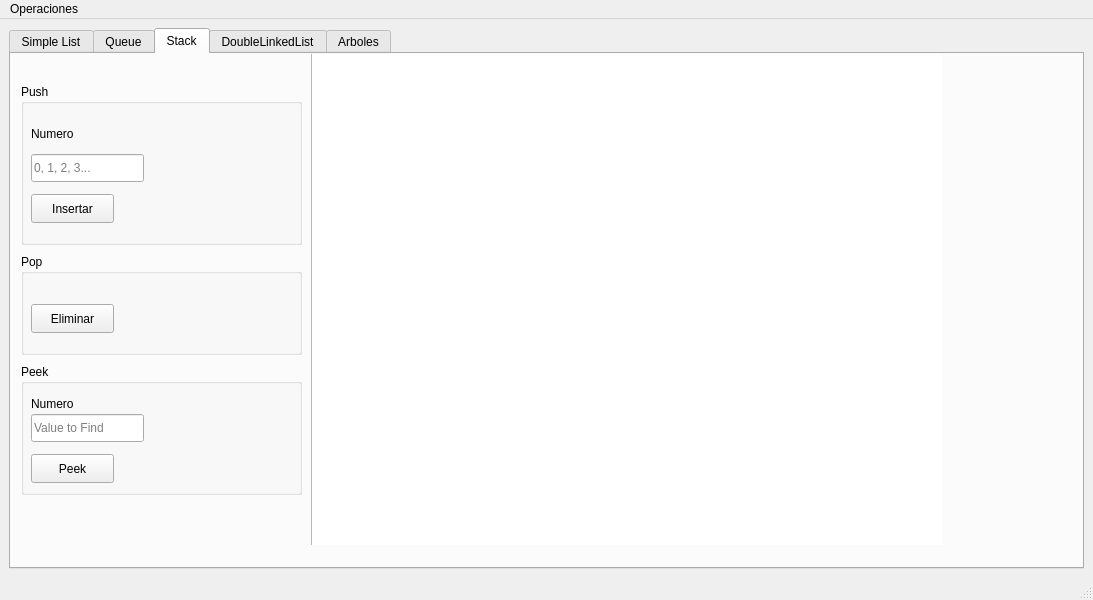
Before: the Qt Designer form EstructuraProyecto3/mainwindow.ui in camilaflores07/EstructuraProyecto, drawn with Qt 5.
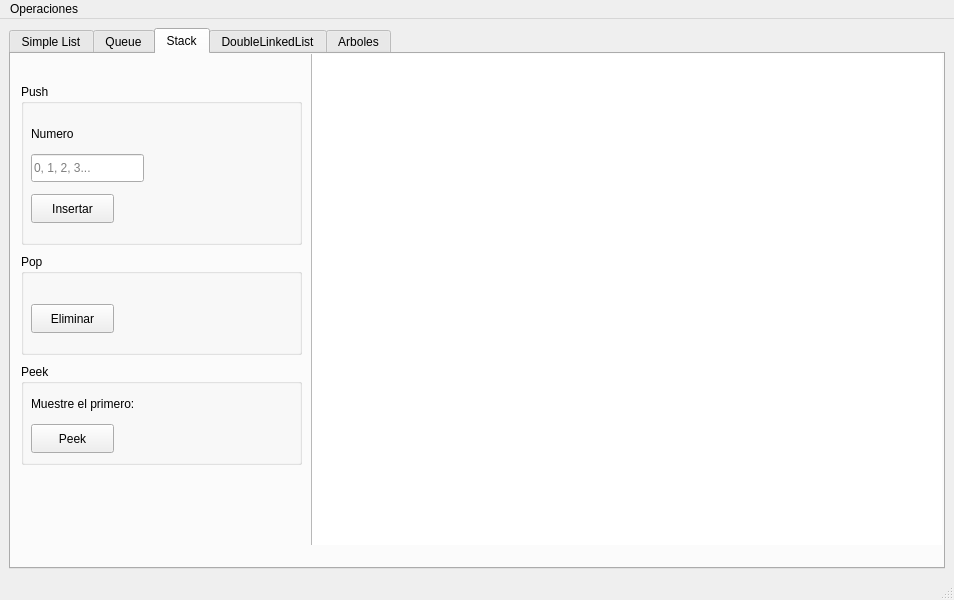
After: the same form once the commit is applied. The open tabs and pages were chosen to show the change.

Patch:
```diff
--- a/EstructuraProyecto3/mainwindow.ui
+++ b/EstructuraProyecto3/mainwindow.ui
@@ -6,7 +6,7 @@
    <rect>
     <x>0</x>
     <y>0</y>
-    <width>1093</width>
+    <width>954</width>
     <height>600</height>
    </rect>
   </property>
@@ -517,7 +517,7 @@
             <x>10</x>
             <y>310</y>
             <width>281</width>
-            <height>131</height>
+            <height>101</height>
            </rect>
           </property>
           <property name="title">
@@ -528,32 +528,19 @@
             <rect>
              <x>10</x>
              <y>30</y>
-             <width>63</width>
+             <width>141</width>
              <height>20</height>
             </rect>
            </property>
            <property name="text">
-            <string>Numero</string>
+            <string>Muestre el primero:</string>
            </property>
           </widget>
-          <widget class="QLineEdit" name="editFindValPeek">
+          <widget class="QPushButton" name="btnPeekStack">
            <property name="geometry">
             <rect>
              <x>10</x>
-             <y>50</y>
-             <width>113</width>
-             <height>28</height>
-            </rect>
-           </property>
-           <property name="placeholderText">
-            <string>Value to Find</string>
-           </property>
-          </widget>
-          <widget class="QPushButton" name="btnPeekStack_5">
-           <property name="geometry">
-            <rect>
-             <x>10</x>
-             <y>90</y>
+             <y>60</y>
              <width>83</width>
              <height>29</height>
             </rect>
@@ -813,8 +800,8 @@
     <rect>
      <x>0</x>
      <y>0</y>
-     <width>1093</width>
-     <height>21</height>
+     <width>954</width>
+     <height>25</height>
     </rect>
    </property>
    <widget class="QMenu" name="menuOperaciones">
```
Left out of the diff: 2 changed lines with no effect on the pictures.
